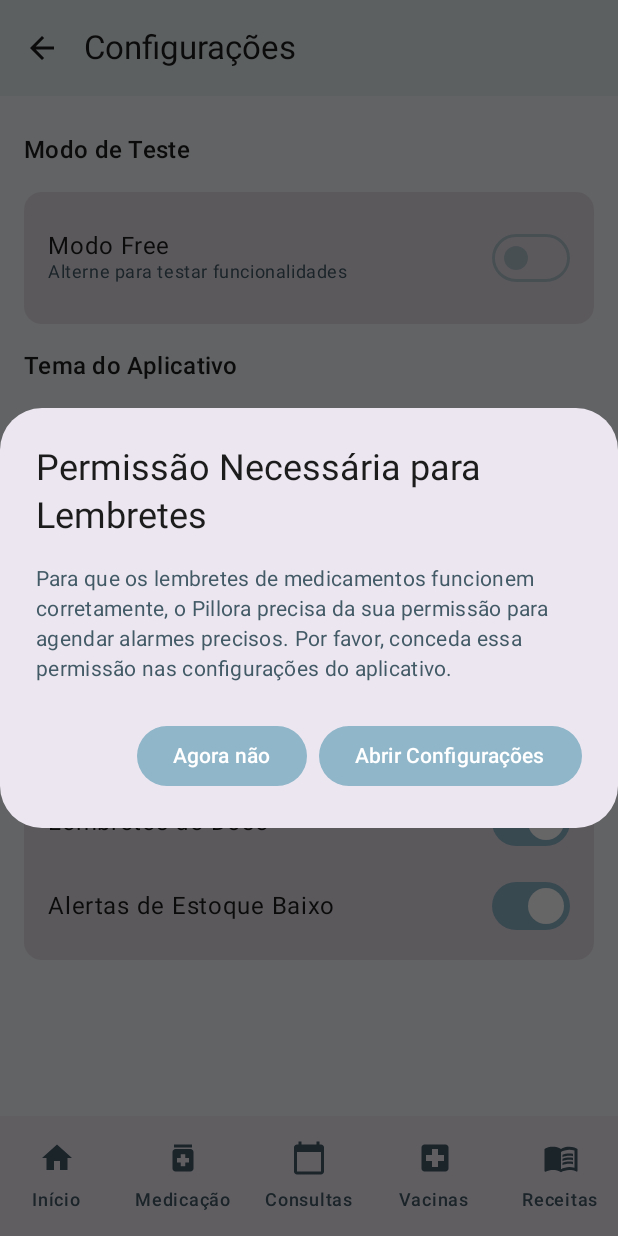
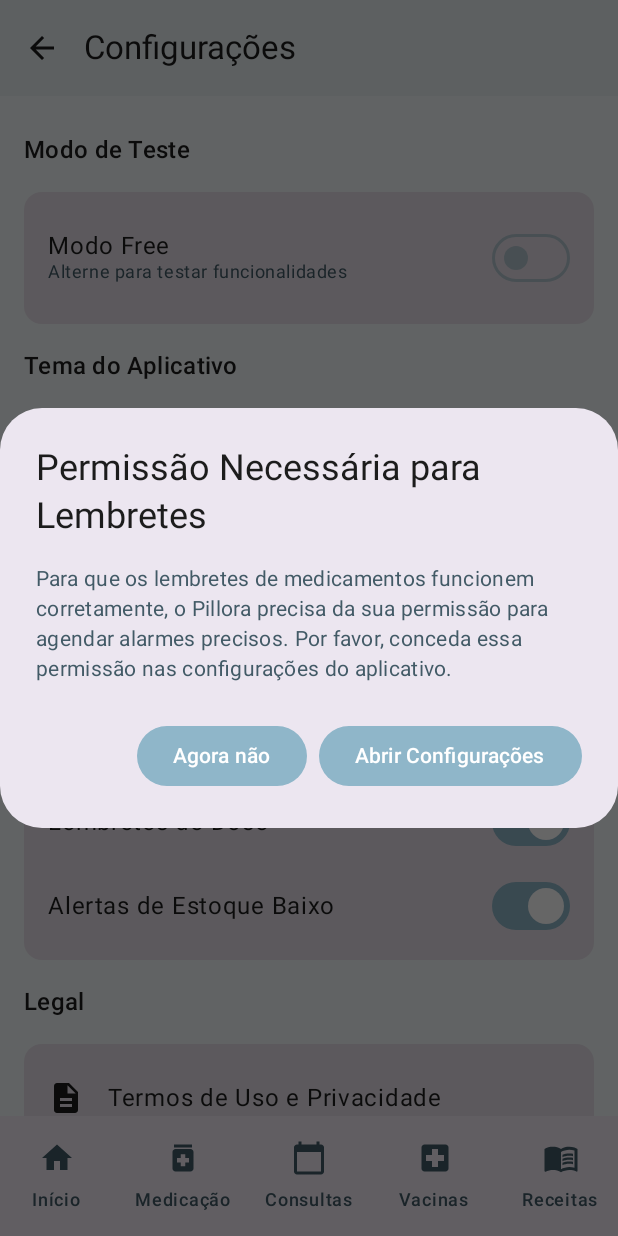
Before and after one commit to sqlnatan/Pillora, an Android app built with Jetpack Compose: the SettingsScreen screen opened through its navigation route, on a phone screen of 412 x 824 dp. Run offline under Robolectric (Android 15) with nearby library versions, the phone set to English and light mode, and no system bars; our stand-ins replace AdMob, Firebase (no records; nobody signed in at launch, a user with empty details on screens opened directly); 1 statement that could not run was skipped.

Commit message:
Correção na lógica de aceitação dos termos

```diff
--- a/app/src/main/java/com/pillora/pillora/navigation/AppNavigation.kt
+++ b/app/src/main/java/com/pillora/pillora/navigation/AppNavigation.kt
@@ -66,14 +66,12 @@ fun AppNavigation(
 
     // Determinar a rota inicial de forma assíncrona ou síncrona
     LaunchedEffect(key1 = Unit) {
-        val acceptedTerms = prefs.getBoolean("accepted_terms", false)
         val isAuthenticated = withContext(Dispatchers.IO) { // Verificar autenticação fora da thread principal se necessário
             AuthRepository.isUserAuthenticated()
         }
 
         startRoute = when {
-            !acceptedTerms -> Screen.Terms.route
-            !isAuthenticated -> "auth" // Corrigido: Usar a string "auth" diretamente
+            !isAuthenticated -> "auth"
             else -> Screen.Home.route
         }
     }
@@ -83,9 +81,16 @@ fun AppNavigation(
         NavHost(navController = navController, startDestination = startRoute!!) {
             // Remover a rota "splash" - A SplashActivity nativa cuida da transição inicial
 
-            // Terms screen
-            composable(Screen.Terms.route) {
-                TermsScreen(navController = navController)
+            // Terms screen (com parâmetro opcional para modo visualização)
+            composable(
+                route = "terms?viewOnly={viewOnly}",
+                arguments = listOf(navArgument("viewOnly") {
+                    type = NavType.BoolType
+                    defaultValue = false
+                })
+            ) { backStackEntry ->
+                val viewOnly = backStackEntry.arguments?.getBoolean("viewOnly") ?: false
+                TermsScreen(navController = navController, viewOnly = viewOnly)
             }
 
             // Authentication screen
--- a/app/src/main/java/com/pillora/pillora/screens/HomeScreen.kt
+++ b/app/src/main/java/com/pillora/pillora/screens/HomeScreen.kt
@@ -76,6 +76,7 @@ import com.pillora.pillora.model.Consultation
 import com.pillora.pillora.model.Vaccine
 import com.pillora.pillora.navigation.Screen
 import com.pillora.pillora.repository.AuthRepository
+import com.pillora.pillora.repository.TermsRepository
 import com.pillora.pillora.viewmodel.HomeViewModel
 import kotlinx.coroutines.CoroutineScope
 import kotlinx.coroutines.launch
@@ -102,6 +103,19 @@ fun HomeScreen(
     val snackbarHostState = remember { SnackbarHostState() }
     val drawerState = rememberDrawerState(initialValue = DrawerValue.Closed)
     val scope = rememberCoroutineScope()
+
+    // Verificar se o usuário aceitou os termos atuais
+    LaunchedEffect(Unit) {
+        val userId = AuthRepository.getCurrentUser()?.uid
+        if (userId != null) {
+            val hasAccepted = TermsRepository.hasAcceptedCurrentTerms(userId)
+            if (!hasAccepted) {
+                navController.navigate("terms") {
+                    popUpTo("home") { inclusive = true }
+                }
+            }
+        }
+    }
 
     LaunchedEffect(error) {
         error?.let {
--- a/app/src/main/java/com/pillora/pillora/screens/SettingsScreen.kt
+++ b/app/src/main/java/com/pillora/pillora/screens/SettingsScreen.kt
@@ -3,11 +3,13 @@ package com.pillora.pillora.screens
 import android.content.Context
 import androidx.compose.foundation.layout.*
 import androidx.compose.foundation.rememberScrollState
+import androidx.compose.foundation.clickable
 import androidx.compose.foundation.selection.selectable
 import androidx.compose.foundation.selection.selectableGroup
 import androidx.compose.foundation.verticalScroll
 import androidx.compose.material.icons.Icons
 import androidx.compose.material.icons.automirrored.filled.ArrowBack
+import androidx.compose.material.icons.filled.Description
 import androidx.compose.material3.*
 import androidx.compose.runtime.*
 import androidx.compose.ui.Alignment
@@ -108,6 +110,31 @@ fun SettingsScreen(navController: NavController) {
                 }
             }
 
+            // Seção de Termos e Privacidade
+            Text("Legal", style = MaterialTheme.typography.titleMedium)
+            Card(modifier = Modifier.fillMaxWidth()) {
+                Column(Modifier.padding(vertical = 8.dp)) {
+                    Row(
+                        Modifier
+                            .fillMaxWidth()
+                            .clickable { navController.navigate("terms?viewOnly=true") }
+                            .padding(horizontal = 16.dp, vertical = 16.dp),
+                        verticalAlignment = Alignment.CenterVertically
+                    ) {
+                        Icon(
+                            imageVector = Icons.Default.Description,
+                            contentDescription = "Termos",
+                            modifier = Modifier.size(24.dp)
+                        )
+                        Spacer(modifier = Modifier.width(16.dp))
+                        Text(
+                            text = "Termos de Uso e Privacidade",
+                            style = MaterialTheme.typography.bodyLarge
+                        )
+                    }
+                }
+            }
+
             Spacer(modifier = Modifier.height(16.dp)) // Espaço no final
         }
     }
--- a/app/src/main/java/com/pillora/pillora/screens/TermsScreen.kt
+++ b/app/src/main/java/com/pillora/pillora/screens/TermsScreen.kt
@@ -1,6 +1,5 @@
 package com.pillora.pillora.screens
 
-import android.content.Context
 import androidx.compose.foundation.layout.Arrangement
 import androidx.compose.foundation.layout.Column
 import androidx.compose.foundation.layout.Row
@@ -14,11 +13,13 @@ import androidx.compose.foundation.layout.width
 import androidx.compose.foundation.rememberScrollState
 import androidx.compose.foundation.verticalScroll
 import androidx.compose.material.icons.Icons
+import androidx.compose.material.icons.automirrored.filled.ArrowBack
 import androidx.compose.material.icons.filled.Check
 import androidx.compose.material3.Button
 import androidx.compose.material3.CircularProgressIndicator
 import androidx.compose.material3.ExperimentalMaterial3Api
 import androidx.compose.material3.Icon
+import androidx.compose.material3.IconButton
 import androidx.compose.material3.MaterialTheme
 import androidx.compose.material3.Scaffold
 import androidx.compose.material3.Text
@@ -27,26 +28,38 @@ import androidx.compose.runtime.Composable
 import androidx.compose.runtime.getValue
 import androidx.compose.runtime.mutableStateOf
 import androidx.compose.runtime.remember
+import androidx.compose.runtime.rememberCoroutineScope
 import androidx.compose.runtime.setValue
 import androidx.compose.ui.Alignment
 import androidx.compose.ui.Modifier
-import androidx.compose.ui.platform.LocalContext
 import androidx.compose.ui.unit.dp
-import androidx.core.content.edit
 import androidx.navigation.NavController
+import com.pillora.pillora.repository.AuthRepository
+import com.pillora.pillora.repository.TermsRepository
+import kotlinx.coroutines.launch
 
 @OptIn(ExperimentalMaterial3Api::class)
 @Composable
-fun TermsScreen(navController: NavController) {
-    val context = LocalContext.current
-    val prefs = context.getSharedPreferences("pillora_prefs", Context.MODE_PRIVATE)
+fun TermsScreen(
+    navController: NavController,
+    viewOnly: Boolean = false // Modo de visualização apenas (acessado pelas configurações)
+) {
     var isLoading by remember { mutableStateOf(false) }
+    val scope = rememberCoroutineScope()
 
     Scaffold(
         topBar = {
             TopAppBar(
                 windowInsets = WindowInsets(0),
-                title = { Text("Termos de Uso") })
+                title = { Text("Termos de Uso e Privacidade") },
+                navigationIcon = {
+                    if (viewOnly) {
+                        IconButton(onClick = { navController.popBackStack() }) {
+                            Icon(Icons.AutoMirrored.Filled.ArrowBack, contentDescription = "Voltar")
+                        }
+                    }
+                }
+            )
         }
     ) { padding ->
         Column(
@@ -57,52 +70,74 @@ fun TermsScreen(navController: NavController) {
                 .fillMaxSize(),
             verticalArrangement = Arrangement.SpaceBetween
         ) {
+            Column {
+                Text(
+                    text = "Bem-vindo ao Pillora!",
+                    style = MaterialTheme.typography.headlineMedium,
+                    modifier = Modifier.padding(bottom = 16.dp)
+                )
+
                 Text(
                     text = """
-                    Bem-vindo ao Pillora!
-
                         Ao utilizar este aplicativo, você concorda com os seguintes termos:
 
-                    1. Coletamos dados pessoais apenas para o funcionamento do app, como nome, medicamentos, consultas, vacinas e datas.
-                    2. Nenhum dado sensível é compartilhado com terceiros.
-                    3. É responsabilidade do usuário manter os dados atualizados e corretos.
-                    4. Este aplicativo oferece lembretes e notificações, mas não substitui o acompanhamento médico.
-                    5. Usuários Premium têm acesso a recursos extras, como múltiplos perfis, histórico expandido e sincronização em nuvem.
-                    6. O uso contínuo do app indica a aceitação destes termos e de futuras atualizações.
+                        1. COLETA DE DADOS
+                        Coletamos dados pessoais apenas para o funcionamento do app, como nome, medicamentos, consultas, vacinas e datas. Todos os dados são armazenados de forma segura no Firebase.
+
+                        2. PRIVACIDADE
+                        Nenhum dado sensível é compartilhado com terceiros. Seus dados são protegidos e utilizados exclusivamente para as funcionalidades do aplicativo.
+
+                        3. RESPONSABILIDADE DO USUÁRIO
+                        É responsabilidade do usuário manter os dados atualizados e corretos. O Pillora não se responsabiliza por informações incorretas inseridas pelo usuário.
+
+                        4. NATUREZA DO SERVIÇO
+                        Este aplicativo oferece lembretes e notificações, mas não substitui o acompanhamento médico profissional. Sempre consulte um médico para orientações sobre sua saúde.
+
+                        5. RECURSOS PREMIUM
+                        Usuários Premium têm acesso a recursos extras, como relatórios em PDF, vacinas, receitas médicas e sincronização em nuvem.
+
+                        6. ATUALIZAÇÕES DOS TERMOS
+                        O uso contínuo do app indica a aceitação destes termos. Quando houver atualizações importantes nos termos, você será notificado e precisará aceitar novamente.
+
+                        7. VERSÃO DOS TERMOS
+                        Versão atual: ${TermsRepository.CURRENT_TERMS_VERSION}
 
                         Agradecemos por confiar no Pillora para ajudar no cuidado com sua saúde 💙
                     """.trimIndent(),
                     style = MaterialTheme.typography.bodyLarge
                 )
+            }
 
+            if (!viewOnly) {
                 Spacer(modifier = Modifier.height(24.dp))
 
                 Button(
                     onClick = {
-                    // Ativar indicador de carregamento
                         isLoading = true
-
-                    // Usar Looper.getMainLooper() em vez do construtor depreciado
-                    android.os.Handler(android.os.Looper.getMainLooper()).postDelayed({
-                        // Grava aceite dos termos usando KTX
-                        prefs.edit {
-                            putBoolean("accepted_terms", true)
-                        }
-                        // Navega para a tela de autenticação e remove esta do back-stack
-                        navController.navigate("auth") {
+                        scope.launch {
+                            val userId = AuthRepository.getCurrentUser()?.uid
+                            if (userId != null) {
+                                val success = TermsRepository.acceptTerms(userId)
+                                if (success) {
+                                    // Navega para home após aceitar
+                                    navController.navigate("home") {
                                         popUpTo("terms") { inclusive = true }
                                     }
-                    }, 800) // Atraso de 800ms para mostrar o indicador
+                                } else {
+                                    isLoading = false
+                                    // TODO: Mostrar mensagem de erro
+                                }
+                            }
+                        }
                     },
                     modifier = Modifier.align(Alignment.CenterHorizontally),
-                enabled = !isLoading // Desabilitar o botão durante o carregamento
+                    enabled = !isLoading
                 ) {
                     Row(
                         verticalAlignment = Alignment.CenterVertically,
                         horizontalArrangement = Arrangement.Center
                     ) {
                         if (isLoading) {
-                        // Mostrar indicador de carregamento
                             CircularProgressIndicator(
                                 modifier = Modifier.size(20.dp),
                                 strokeWidth = 2.dp,
@@ -119,3 +154,4 @@ fun TermsScreen(navController: NavController) {
             }
         }
     }
+}
```
Also changed, not shown: app/src/main/java/com/pillora/pillora/repository/TermsRepository.kt (added, +85 -0 lines), app/src/main/java/com/pillora/pillora/screens/AuthScreen.kt (+26 -9 lines), app/src/main/java/com/pillora/pillora/screens/SplashScreen.kt (+2 -10 lines). Lines whose indentation alone changed are shown as unchanged.
